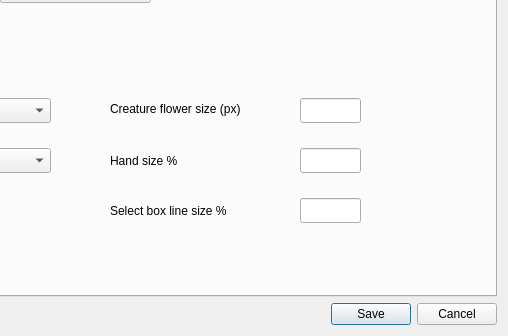
Qt form ui/settingsdialog.ui (yani/keeperfx-launcher-qt) before a commit; both pictures show x 363 to 871 and y 208 to 544 of the 871 by 544 pixel window.
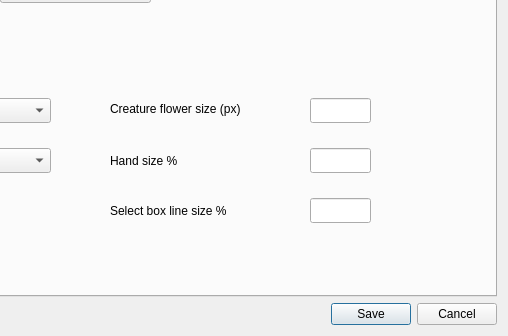
The same form after that commit. The open tabs and pages were chosen to show the change. Icons and pictures are not drawn.

Commit message: make sure settings dialog labels are big enough

Diff of the .ui file:
```diff
--- a/ui/settingsdialog.ui
+++ b/ui/settingsdialog.ui
@@ -579,7 +579,7 @@
         <rect>
          <x>460</x>
          <y>262</y>
-         <width>171</width>
+         <width>191</width>
          <height>17</height>
         </rect>
        </property>
@@ -595,7 +595,7 @@
       <widget class="QLineEdit" name="lineEditCreatureFlowerSize">
        <property name="geometry">
         <rect>
-         <x>650</x>
+         <x>660</x>
          <y>260</y>
          <width>61</width>
          <height>25</height>
@@ -612,7 +612,7 @@
         <rect>
          <x>460</x>
          <y>314</y>
-         <width>151</width>
+         <width>171</width>
          <height>17</height>
         </rect>
        </property>
@@ -628,7 +628,7 @@
       <widget class="QLineEdit" name="lineEditHandSize">
        <property name="geometry">
         <rect>
-         <x>650</x>
+         <x>660</x>
          <y>310</y>
          <width>61</width>
          <height>25</height>
@@ -643,7 +643,7 @@
       <widget class="QLineEdit" name="lineEditLineBoxSize">
        <property name="geometry">
         <rect>
-         <x>650</x>
+         <x>660</x>
          <y>360</y>
          <width>61</width>
          <height>25</height>
@@ -660,7 +660,7 @@
         <rect>
          <x>460</x>
          <y>364</y>
-         <width>151</width>
+         <width>181</width>
          <height>17</height>
         </rect>
        </property>
```
Left out of the diff: 20 changed lines with no effect on the pictures.
